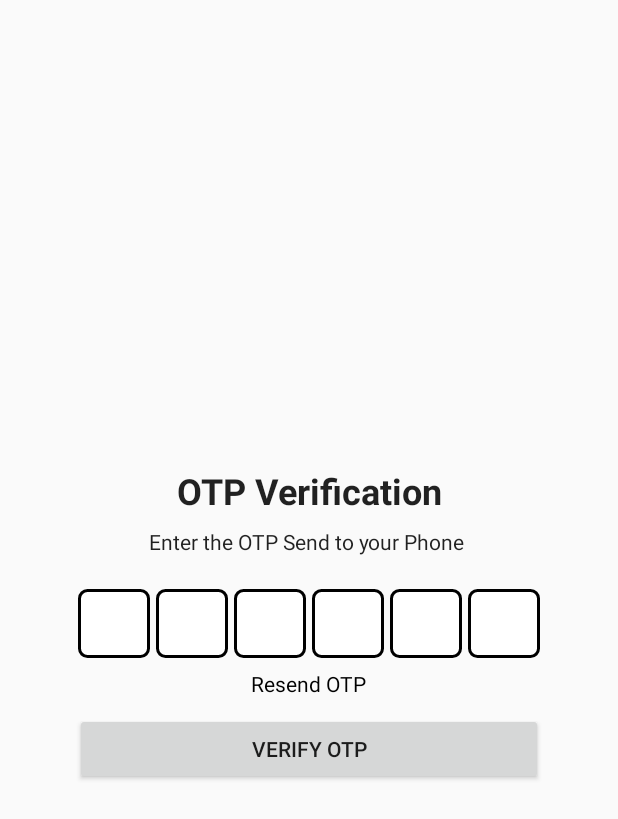
After one commit to suyashshukla30/Helpers_Around_You, an Android app: the VerifyOTP screen opened directly, with no data from a screen before it, on a phone screen of 412 x 824 dp. The commit adds this screen. Shown: the top 819 px of the screen. Run offline under Robolectric (Android 15) with nearby library versions, the phone set to English and light mode, and no system bars; our stand-ins replace Firebase (no records; nobody signed in at launch, a user with empty details on screens opened directly).

Commit message:
30-10-2021 21:52

```diff
--- a/app/build.gradle
+++ b/app/build.gradle
@@ -1,5 +1,6 @@
 plugins {
     id 'com.android.application'
+    id 'com.google.gms.google-services'
 }
 
 android {
@@ -31,8 +32,10 @@ dependencies {
 
     implementation 'androidx.appcompat:appcompat:1.3.1'
     implementation 'com.google.android.material:material:1.4.0'
+    implementation 'com.google.firebase:firebase-auth:21.0.1'
     def lottieVersion = "3.4.0"
     implementation "com.airbnb.android:lottie:$lottieVersion"
+    implementation 'com.hbb20:ccp:2.3.1'
     implementation 'androidx.constraintlayout:constraintlayout:2.1.1'
     testImplementation 'junit:junit:4.+'
     androidTestImplementation 'androidx.test.ext:junit:1.1.3'
--- a/app/src/main/AndroidManifest.xml
+++ b/app/src/main/AndroidManifest.xml
@@ -9,6 +9,9 @@
         android:roundIcon="@mipmap/ic_launcher_round"
         android:supportsRtl="true"
         android:theme="@style/Theme.HelpersAroundYou">
+        <activity
+            android:name=".VerifyOTP"
+            android:exported="false" />
         <activity
             android:name=".Login"
             android:exported="true" />
--- /dev/null
+++ b/app/src/main/java/com/trackme/helpersaroundyou/VerifyOTP.java
@@ -0,0 +1,217 @@
+package com.trackme.helpersaroundyou;
+
+import androidx.annotation.NonNull;
+import androidx.appcompat.app.AppCompatActivity;
+
+import android.app.ProgressDialog;
+import android.content.Intent;
+import android.os.Bundle;
+import android.text.Editable;
+import android.text.TextWatcher;
+import android.view.View;
+import android.widget.Button;
+import android.widget.EditText;
+import android.widget.Toast;
+
+import com.google.android.gms.tasks.OnCompleteListener;
+import com.google.android.gms.tasks.Task;
+import com.google.firebase.FirebaseApp;
+import com.google.firebase.FirebaseException;
+import com.google.firebase.auth.AuthResult;
+import com.google.firebase.auth.FirebaseAuth;
+import com.google.firebase.auth.PhoneAuthCredential;
+import com.google.firebase.auth.PhoneAuthProvider;
+
+import java.util.concurrent.TimeUnit;
+
+public class VerifyOTP extends AppCompatActivity {
+
+    EditText n1 , n2 , n3 , n4 , n5 , n6;
+    Button btnVerifyOTP;
+    String phoneNo;
+    String otpID;
+    FirebaseAuth auth;
+
+    @Override
+    protected void onCreate(Bundle savedInstanceState) {
+        super.onCreate(savedInstanceState);
+        setContentView(R.layout.activity_verify_otp);
+
+        phoneNo = getIntent().getStringExtra("mobile");
+        n1 = findViewById(R.id.n1);
+        n2 = findViewById(R.id.n2);
+        n3 = findViewById(R.id.n3);
+        n4 = findViewById(R.id.n4);
+        n5 = findViewById(R.id.n5);
+        n6 = findViewById(R.id.n6);
+        btnVerifyOTP = findViewById(R.id.btnVerifyOTP);
+        auth = FirebaseAuth.getInstance();
+        initiateOTP();
+
+        btnVerifyOTP.setOnClickListener(new View.OnClickListener() {
+            @Override
+            public void onClick(View v) {
+                if (!n1.getText().toString().isEmpty() && !n2.getText().toString().isEmpty() &&
+                        !n3.getText().toString().isEmpty() && !n4.getText().toString().isEmpty() &&
+                        !n5.getText().toString().isEmpty() && !n6.getText().toString().isEmpty()) {
+
+                    String userEnteredOTP = n1.getText().toString() + n2.getText().toString() +
+                            n3.getText().toString() + n4.getText().toString() +
+                            n5.getText().toString() + n6.getText().toString();
+                    PhoneAuthCredential credential = PhoneAuthProvider.getCredential(otpID , userEnteredOTP);
+                    signInWithPhoneAuthCredential(credential);
+                }
+
+                else {
+                    Toast.makeText(VerifyOTP.this , "Error Verifying the OTP" , Toast.LENGTH_LONG).show();
+                }
+            }
+        });
+
+        numberMove();
+    }
+
+    private void initiateOTP()
+    {
+        PhoneAuthProvider.getInstance().verifyPhoneNumber(
+                phoneNo,        // Phone number to verify
+                60,                 // Timeout duration
+                TimeUnit.SECONDS,   // Unit of timeout
+                this,               // Activity (for callback binding)
+                new PhoneAuthProvider.OnVerificationStateChangedCallbacks()
+                {
+                    @Override
+                    public void onCodeSent(@NonNull String s, @NonNull PhoneAuthProvider.ForceResendingToken forceResendingToken)
+                    {
+                        otpID = s;
+                    }
+
+                    @Override
+                    public void onVerificationCompleted(@NonNull PhoneAuthCredential phoneAuthCredential)
+                    {
+                        signInWithPhoneAuthCredential(phoneAuthCredential);
+                    }
+
+                    @Override
+                    public void onVerificationFailed(@NonNull FirebaseException e) {
+                        Toast.makeText(getApplicationContext(),e.getMessage(),Toast.LENGTH_LONG).show();
+                    }
+                });
+
+    }
+
+    private void numberMove() {
+        n1.addTextChangedListener(new TextWatcher() {
+            @Override
+            public void beforeTextChanged(CharSequence s, int start, int count, int after) {
+
+            }
+
+            @Override
+            public void onTextChanged(CharSequence s, int start, int before, int count) {
+                if (!s.toString().trim().isEmpty()){
+                    n2.requestFocus();
+                }
+            }
+
+            @Override
+            public void afterTextChanged(Editable s) {
+
+            }
+        });
+        n2.addTextChangedListener(new TextWatcher() {
+            @Override
+            public void beforeTextChanged(CharSequence s, int start, int count, int after) {
+
+            }
+
+            @Override
+            public void onTextChanged(CharSequence s, int start, int before, int count) {
+                if (!s.toString().trim().isEmpty()){
+                    n3.requestFocus();
+                }
+            }
+
+            @Override
+            public void afterTextChanged(Editable s) {
+
+            }
+        });
+        n3.addTextChangedListener(new TextWatcher() {
+            @Override
+            public void beforeTextChanged(CharSequence s, int start, int count, int after) {
+
+            }
+
+            @Override
+            public void onTextChanged(CharSequence s, int start, int before, int count) {
+                if (!s.toString().trim().isEmpty()){
+                    n4.requestFocus();
+                }
+            }
+
+            @Override
+            public void afterTextChanged(Editable s) {
+
+            }
+        });
+        n4.addTextChangedListener(new TextWatcher() {
+            @Override
+            public void beforeTextChanged(CharSequence s, int start, int count, int after) {
+
+            }
+
+            @Override
+            public void onTextChanged(CharSequence s, int start, int before, int count) {
+                if (!s.toString().trim().isEmpty()){
+                    n5.requestFocus();
+                }
+            }
+
+            @Override
+            public void afterTextChanged(Editable s) {
+
+            }
+        });
+        n5.addTextChangedListener(new TextWatcher() {
+            @Override
+            public void beforeTextChanged(CharSequence s, int start, int count, int after) {
+
+            }
+
+            @Override
+            public void onTextChanged(CharSequence s, int start, int before, int count) {
+                if (!s.toString().trim().isEmpty()){
+                    n6.requestFocus();
+                }
+            }
+
+            @Override
+            public void afterTextChanged(Editable s) {
+
+            }
+        });
+    }
+
+    private void signInWithPhoneAuthCredential(PhoneAuthCredential credential) {
+        auth.signInWithCredential(credential)
+                .addOnCompleteListener(this, new OnCompleteListener<AuthResult>() {
+                    @Override
+                    public void onComplete(@NonNull Task<AuthResult> task) {
+                        if (task.isSuccessful())
+                        {
+                            ProgressDialog dialog = new ProgressDialog(VerifyOTP.this);
+                            dialog.setMessage("LOGIN...!!!");
+                            dialog.setCancelable(false);
+                            dialog.show();
+                            startActivity(new Intent(VerifyOTP.this ,MainActivity.class));
+                            finish();
+
+                        } else {
+                            Toast.makeText(getApplicationContext(),"Signin Code Error",Toast.LENGTH_LONG).show();
+                        }
+                    }
+                });
+    }
+
+}
--- /dev/null
+++ b/app/src/main/res/drawable/edit_text_bg.xml
@@ -0,0 +1,7 @@
+<?xml version="1.0" encoding="utf-8"?>
+<shape xmlns:android="http://schemas.android.com/apk/res/android">
+    <solid android:color="@color/white"/>
+    <stroke android:width="2dp" android:color="@color/black"/>
+    <corners android:radius="5dp"/>
+
+</shape>
--- /dev/null
+++ b/app/src/main/res/layout/activity_verify_otp.xml
@@ -0,0 +1,134 @@
+<?xml version="1.0" encoding="utf-8"?>
+<LinearLayout xmlns:android="http://schemas.android.com/apk/res/android"
+    xmlns:tools="http://schemas.android.com/tools"
+    android:layout_width="match_parent"
+    android:layout_height="match_parent"
+    tools:context=".VerifyOTP"
+    android:orientation="vertical"
+    android:padding="50dp"
+    android:gravity="center">
+
+    <TextView
+        android:textStyle="bold"
+        android:layout_marginTop="10dp"
+        android:layout_width="match_parent"
+        android:layout_height="wrap_content"
+        android:text="OTP Verification"
+        android:gravity="center"
+        style="@style/TextAppearance.AppCompat.Headline"/>
+
+    <TextView
+        android:layout_marginTop="8dp"
+        android:layout_width="match_parent"
+        android:layout_height="wrap_content"
+        android:gravity="center"
+        style="@style/TextAppearance.AppCompat.Body1"
+        android:text="Enter the OTP Send to your Phone " />
+
+    <LinearLayout
+        android:layout_marginTop="20dp"
+        android:layout_width="match_parent"
+        android:layout_height="50dp"
+        android:orientation="horizontal">
+
+        <EditText
+            android:paddingVertical="10dp"
+            android:layout_margin="2dp"
+            android:id="@+id/n1"
+            android:textAlignment="center"
+            android:layout_width="wrap_content"
+            android:layout_height="match_parent"
+            android:layout_weight="1"
+            android:maxLength="1"
+            android:ems="10"
+            android:inputType="number"
+            android:background="@drawable/edit_text_bg"
+            android:gravity="center_horizontal" />
+
+        <EditText
+            android:paddingVertical="10dp"
+            android:textAlignment="center"
+            android:layout_margin="2dp"
+            android:id="@+id/n2"
+            android:layout_width="wrap_content"
+            android:layout_height="match_parent"
+            android:layout_weight="1"
+            android:maxLength="1"
+            android:ems="10"
+            android:inputType="number"
+            android:background="@drawable/edit_text_bg"
+            android:gravity="center_horizontal" />
+
+        <EditText
+            android:paddingVertical="10dp"
+            android:textAlignment="center"
+            android:layout_margin="2dp"
+            android:id="@+id/n3"
+            android:layout_width="wrap_content"
+            android:layout_height="match_parent"
+            android:layout_weight="1"
+            android:maxLength="1"
+            android:ems="10"
+            android:inputType="number"
+            android:background="@drawable/edit_text_bg"
+            android:gravity="center_horizontal" />
+
+        <EditText
+            android:paddingVertical="10dp"
+            android:textAlignment="center"
+            android:layout_margin="2dp"
+            android:id="@+id/n4"
+            android:layout_width="wrap_content"
+            android:layout_height="match_parent"
+            android:layout_weight="1"
+            android:maxLength="1"
+            android:ems="10"
+            android:inputType="number"
+            android:background="@drawable/edit_text_bg"
+            android:gravity="center_horizontal" />
+
+        <EditText
+            android:paddingVertical="10dp"
+            android:textAlignment="center"
+            android:layout_margin="2dp"
+            android:id="@+id/n5"
+            android:layout_width="wrap_content"
+            android:layout_height="match_parent"
+            android:layout_weight="1"
+            android:maxLength="1"
+            android:ems="10"
+            android:inputType="number"
+            android:background="@drawable/edit_text_bg"
+            android:gravity="center_horizontal" />
+
+        <EditText
+            android:paddingVertical="10dp"
+            android:textAlignment="center"
+            android:layout_margin="2dp"
+            android:id="@+id/n6"
+            android:layout_width="wrap_content"
+            android:layout_height="match_parent"
+            android:layout_weight="1"
+            android:maxLength="1"
+            android:ems="10"
+            android:inputType="number"
+            android:background="@drawable/edit_text_bg"
+            android:gravity="center_horizontal" />
+    </LinearLayout>
+
+    <TextView
+        android:layout_marginTop="5dp"
+        android:layout_width="wrap_content"
+        android:layout_height="wrap_content"
+        android:text="Resend OTP"
+        android:textColor="@color/black"
+        android:id="@+id/resendOTP"/>
+
+    <Button
+        android:layout_marginTop="10dp"
+        android:id="@+id/btnVerifyOTP"
+        android:layout_width="match_parent"
+        android:layout_height="wrap_content"
+        android:text="verify otp" />
+
+</LinearLayout>
--- a/app/src/main/res/values/strings.xml
+++ b/app/src/main/res/values/strings.xml
@@ -1,3 +1,4 @@
 <resources>
     <string name="app_name">Helpers Around You</string>
+    <string name="login">Login</string>
 </resources>
--- a/build.gradle
+++ b/build.gradle
@@ -6,6 +6,7 @@ buildscript {
     }
     dependencies {
         classpath "com.android.tools.build:gradle:7.0.3"
+        classpath 'com.google.gms:google-services:4.3.10'
 
         // NOTE: Do not place your application dependencies here; they belong
         // in the individual module build.gradle files
```
Also changed, not shown: app/src/main/java/com/trackme/helpersaroundyou/Login.java (+23 -1 lines), app/src/main/java/com/trackme/helpersaroundyou/LoginActivity.java (deleted, +0 -14 lines), app/src/main/java/com/trackme/helpersaroundyou/SignupActivity.java (deleted, +0 -14 lines), app/src/main/res/layout/activity_login.xml (+42 -1 lines), app/src/main/res/layout/activity_signup.xml (deleted, +0 -9 lines), 1 other file.
